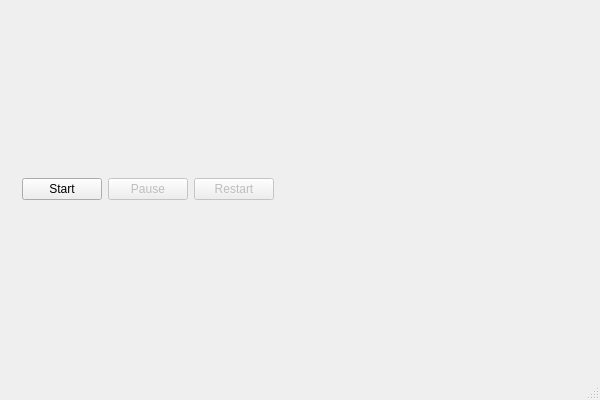
Above: mainwindow.ui from joshuaeckroth/NeuralNetworkSimulator before the change. Below: the same form after it.
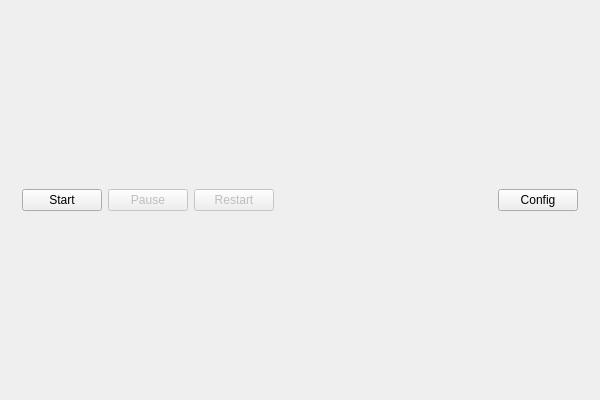
That is the form after the change.

Commit message: Config dialog box added.

The edit to the form file:
```diff
--- a/mainwindow.ui
+++ b/mainwindow.ui
@@ -63,6 +63,13 @@
            </property>
           </spacer>
          </item>
+         <item>
+          <widget class="QPushButton" name="configButton">
+           <property name="text">
+            <string>Config</string>
+           </property>
+          </widget>
+         </item>
         </layout>
        </item>
       </layout>
@@ -70,7 +77,6 @@
     </item>
    </layout>
   </widget>
-  <widget class="QStatusBar" name="statusBar"/>
  </widget>
  <layoutdefault spacing="6" margin="11"/>
  <resources/>
```
The commit also changes 6 other files.
